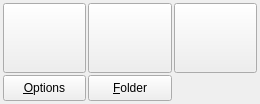
First picture: the form in lightscreenwindow.ui, repository myggiz/DuskScreen, before the edit.
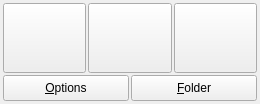
Second picture: the form after the edit. Icons and pictures are not drawn.

Commit message:
Balance the Options/Folder buttons after Upload removal
With the Upload button gone, Options and Folder sat in columns 0-1 of the
3-column grid, leaving the old Upload cell empty and the pair hugging the left.
Span both across all three columns in an equal-width QHBoxLayout so they fill
the row evenly under the capture buttons.

Diff of the .ui file:
```diff
--- a/lightscreenwindow.ui
+++ b/lightscreenwindow.ui
@@ -123,8 +123,19 @@
       </property>
      </widget>
     </item>
-    <item row="1" column="0">
+    <item row="1" column="0" colspan="3">
+     <layout class="QHBoxLayout" name="bottomButtonLayout">
+      <property name="spacing">
+       <number>2</number>
+      </property>
+      <item>
      <widget class="QPushButton" name="optionsPushButton">
+        <property name="sizePolicy">
+         <sizepolicy hsizetype="Expanding" vsizetype="Fixed">
+          <horstretch>0</horstretch>
+          <verstretch>0</verstretch>
+         </sizepolicy>
+        </property>
       <property name="minimumSize">
        <size>
         <width>0</width>
@@ -145,8 +156,14 @@
       </property>
      </widget>
     </item>
-    <item row="1" column="1">
+      <item>
      <widget class="QPushButton" name="folderPushButton">
+        <property name="sizePolicy">
+         <sizepolicy hsizetype="Expanding" vsizetype="Fixed">
+          <horstretch>0</horstretch>
+          <verstretch>0</verstretch>
+         </sizepolicy>
+        </property>
       <property name="minimumSize">
        <size>
         <width>0</width>
@@ -166,6 +183,8 @@
        <bool>false</bool>
       </property>
      </widget>
+      </item>
+     </layout>
     </item>
     <item row="0" column="0">
      <widget class="QPushButton" name="screenPushButton">
```
Lines whose indentation alone changed are shown as unchanged.
